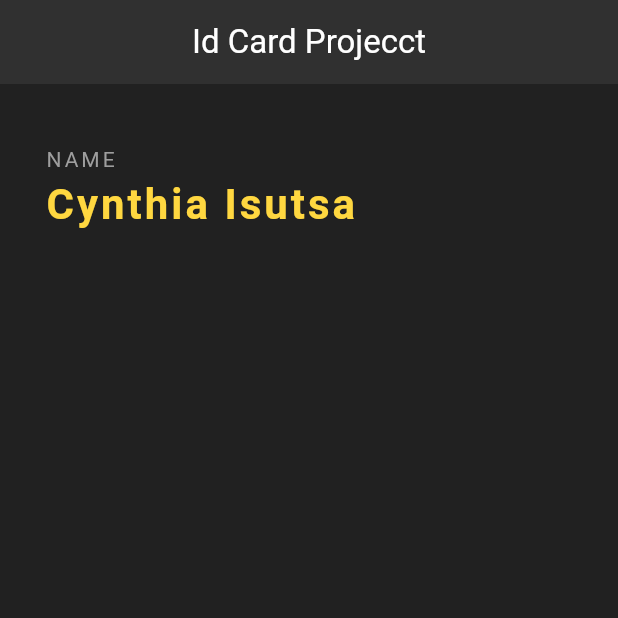
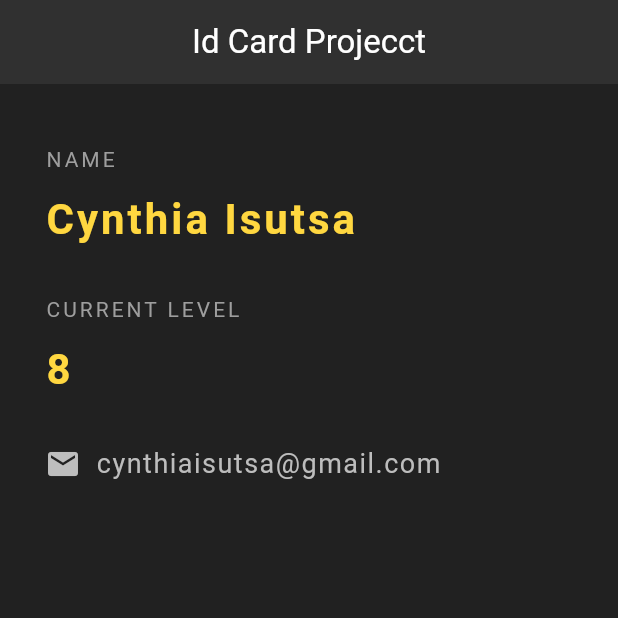
Before and after one commit to Cynthia-Isutsa/idcardproject, a Flutter app: the screen it shows after launch, on a phone screen of 412 x 824 dp, the top half of it. Run offline on Flutter 3.47's test engine with Material 3 defaults, Android fonts, the light colour scheme and no system bars; Roboto replaces fonts that are missing (Pacifico).

Commit message:
SizedBox && Row

```diff
--- a/lib/main.dart
+++ b/lib/main.dart
@@ -25,19 +25,20 @@
         backgroundColor: Colors.grey[850],
         elevation: 0.0,
       ),
-      body: const Padding(
-        padding: EdgeInsets.fromLTRB(30, 40, 30, 0),
+      body: Padding(
+        padding: const EdgeInsets.fromLTRB(30, 40, 30, 0),
         child: Column(
           crossAxisAlignment: CrossAxisAlignment.start,
           children: <Widget>[
-            Text(
+            const Text(
               "NAME",
               style: TextStyle(
                 color: Colors.grey,
                 letterSpacing: 2.0,
               ),
               ),
-               Text(
+              const SizedBox(height: 10.0),
+               const Text(
               "Cynthia Isutsa",
               style: TextStyle(
                 color: Colors.amberAccent,
@@ -46,6 +47,44 @@
                 fontWeight: FontWeight.bold,
               ),
               ),
+                const SizedBox(height: 30.0),
+                const Text(
+              "CURRENT LEVEL",
+              style: TextStyle(
+                color: Colors.grey,
+                letterSpacing: 2.0,
+              ),
+              ),
+              const SizedBox(height: 10.0),
+               const Text(
+              "8",
+              style: TextStyle(
+                color: Colors.amberAccent,
+                letterSpacing: 2.0,
+                fontSize: 28.0,
+                fontWeight: FontWeight.bold,
+              ),
+              ),
+              const SizedBox(height: 30.0),
+              Row(
+                children: <Widget>[
+                  Icon(
+                    Icons.email,
+                    color: Colors.grey[400],
+                  ),
+                  const SizedBox(width: 10.0),
+                  Text(
+                    'cynthiaisutsa@gmail.com',
+                    style: TextStyle(
+                      color: Colors.grey[400],
+                      fontSize: 18.0,
+                      letterSpacing: 1.0,
+                    ),
+                  ),
+                ],
+              )
+
+
           ]
         ),
       ),
```
